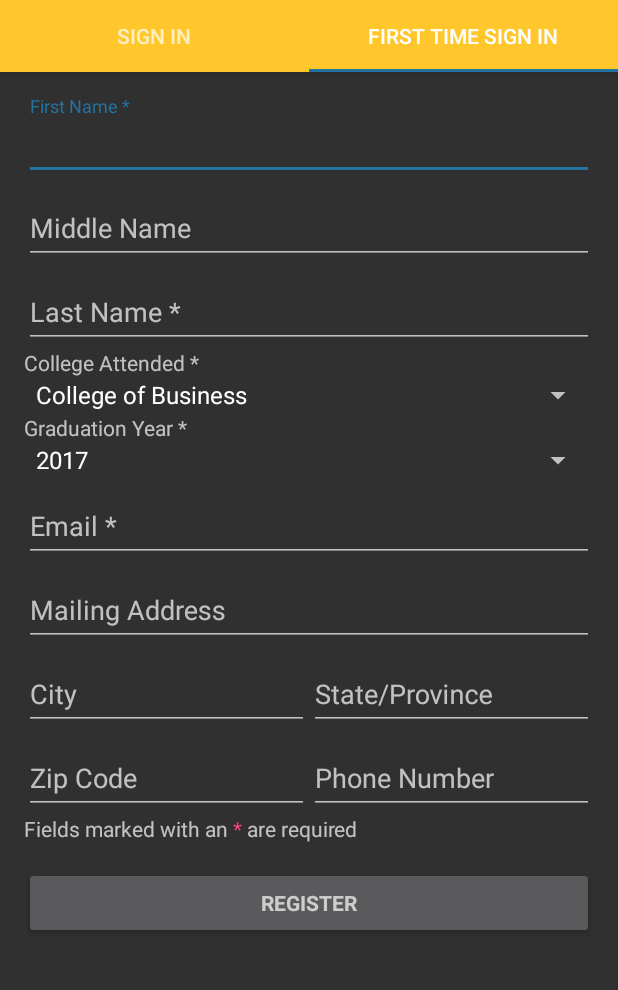
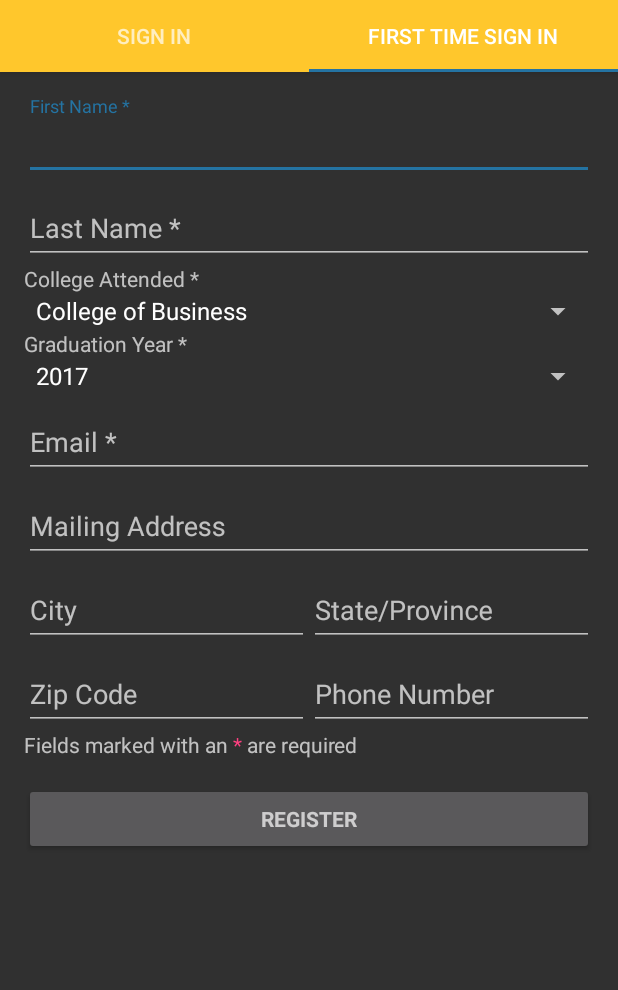
Before and after one commit to BillBarthel/Titan-Alumni-Card-App, an Android app: the screen it shows after launch (LoginActivity), tab 2 chosen, on a phone screen of 412 x 824 dp, the part 135-1125 px from its top. Run offline under Robolectric (Android 15) with nearby library versions, the phone set to English and light mode, and no system bars; our stand-ins replace Volley.

Commit message:
Removed middle name field on registration form. Removed unnecessary debugging Toasts. All basic functionality completed.

```diff
--- a/app/src/main/java/uwosh/titan_alumni_card_app/MainActivity.java
+++ b/app/src/main/java/uwosh/titan_alumni_card_app/MainActivity.java
@@ -167,7 +167,6 @@ public class MainActivity extends AppCompatActivity implements View.OnClickListe
     @Override
     protected void onStart() {
         super.onStart();
-        Toast.makeText(this, "ALUMN PHOTO ON START: " + alumnPhoto, Toast.LENGTH_SHORT).show();
         imageView = (ImageView) findViewById(R.id.profilePic);
         if (firstLoad && !alumnPhoto.equals("default.jpg")){
             String img = "https://uwoshalumnicard.000webhostapp.com/Images/Uploads/" + alumnPhoto;
@@ -361,7 +360,6 @@ public class MainActivity extends AppCompatActivity implements View.OnClickListe
     private void disablePhoto(){
 
         String temp = id.replaceFirst("^0+(?!$)", "");
-        Toast.makeText(this, "USER ID: " + temp, Toast.LENGTH_SHORT).show();
         //String temp = id.replace("0", "");
         String URL = "http://uwoshalumnicard.000webhostapp.com/app/removephoto.php?alumnusid=";
         URL = URL.concat(temp);
--- a/app/src/main/java/uwosh/titan_alumni_card_app/RegisterFragment.java
+++ b/app/src/main/java/uwosh/titan_alumni_card_app/RegisterFragment.java
@@ -90,7 +90,6 @@ public class RegisterFragment extends Fragment {
         // Set up the register form.
         // Credential checks required
         mFirstName = (AutoCompleteTextView) view.findViewById(R.id.first_name);
-        mMiddleName = (AutoCompleteTextView) view.findViewById(R.id.middle_name);
         mLastName = (EditText) view.findViewById(R.id.last_name);
         mEmailView = (AutoCompleteTextView) view.findViewById(R.id.email);
         mMailingAddress = (AutoCompleteTextView) view.findViewById(R.id.mailing_address);
@@ -134,7 +133,6 @@ public class RegisterFragment extends Fragment {
 
         // Store values at the time of the login attempt.
         final String firstName = mFirstName.getText().toString();
-        final String middleName = mMiddleName.getText().toString();
         final String lastName = mLastName.getText().toString();
         final String collegeAttended = mCollegeAttended.getSelectedItem().toString();
         final String graduationYear = mGraduationYear.getSelectedItem().toString();
@@ -170,7 +168,7 @@ public class RegisterFragment extends Fragment {
                     Volley.newRequestQueue(getView().getContext());
 
 
-            String URLVariables = "?firstName=" + firstName + "&middleName=" + middleName +
+            String URLVariables = "?firstName=" + firstName +
                                   "&lastName=" + lastName +"&collegeAttended=" + collegeAttended +
                                   "&graduationYear=" + graduationYear + "&email=" + email +
                                   "&mailingAddress=" + mailingAddress + "&city=" + city +
--- a/app/src/main/res/layout/register_fragment.xml
+++ b/app/src/main/res/layout/register_fragment.xml
@@ -35,23 +35,6 @@
                     android:maxLines="1"
                     android:theme="@style/lineColor"
                     android:imeOptions="actionNext"/>
-
-            </android.support.design.widget.TextInputLayout>
-
-            <android.support.design.widget.TextInputLayout
-                android:layout_width="match_parent"
-                android:layout_height="match_parent"
-                app:hintTextAppearance="@style/UserInput">
-
-                <AutoCompleteTextView
-                    android:id="@+id/middle_name"
-                    android:layout_width="match_parent"
-                    android:layout_height="wrap_content"
-                    android:hint="Middle Name "
-                    android:imeOptions="actionNext"
-                    android:inputType="text"
-                    android:maxLines="1"
-                    android:theme="@style/lineColor" />
 
             </android.support.design.widget.TextInputLayout>
 
```
